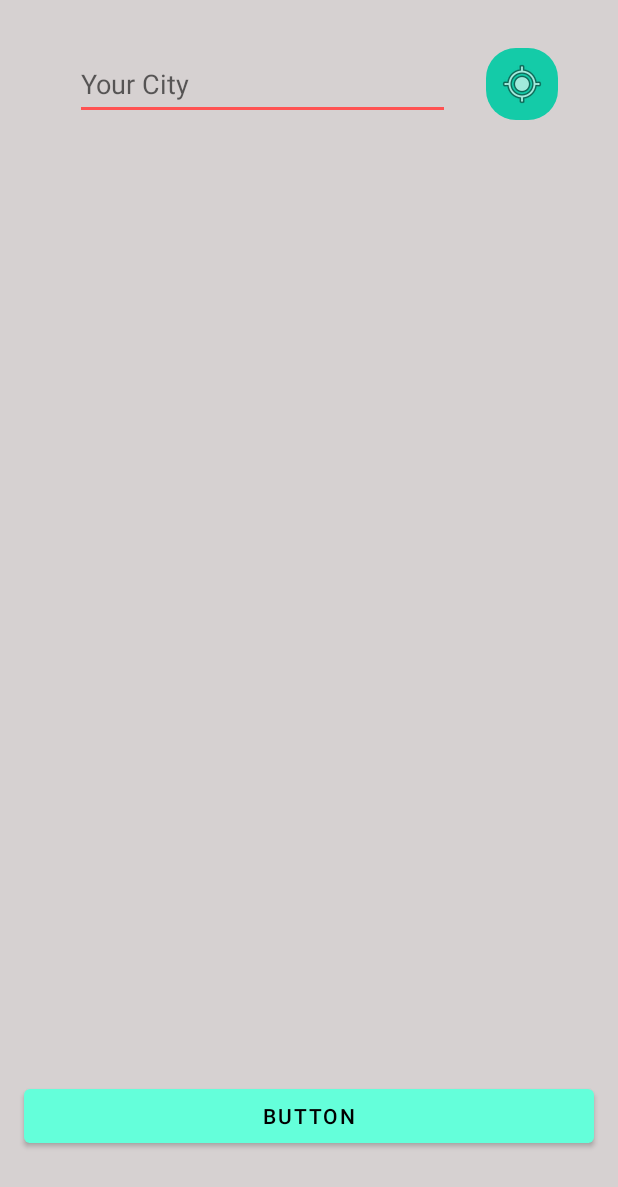
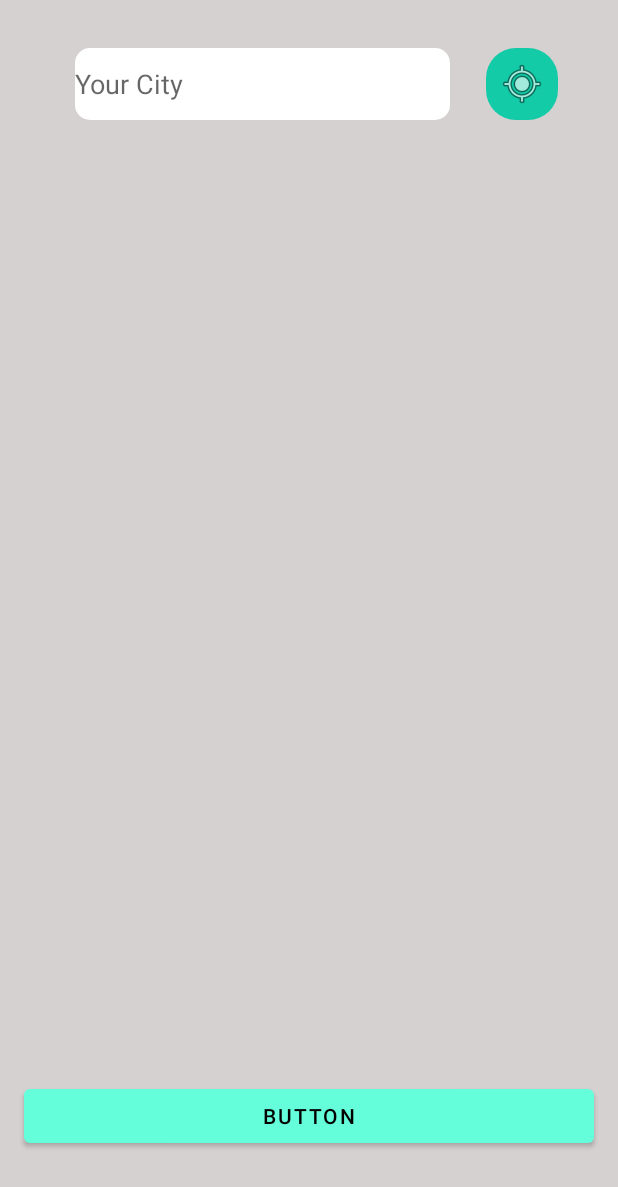
Before and after one commit to Minoro75/DemoWeatherApp, an Android app: the layout fragment_city_selection.xml on its own in the app's theme, with its tools: preview values and no code run, on a phone screen of 412 x 824 dp. Shown: the top 1187 px of the screen. Run offline under Robolectric (Android 15) with nearby library versions, the phone set to English and light mode, and no system bars.

Commit message:
dropdown design fixes

```diff
--- a/app/src/main/res/drawable/shape_rounded_corners_enter_field.xml
+++ b/app/src/main/res/drawable/shape_rounded_corners_enter_field.xml
@@ -1,4 +1,5 @@
 <?xml version="1.0" encoding="utf-8"?>
-<selector xmlns:android="http://schemas.android.com/apk/res/android">
-
-</selector>
+<shape xmlns:android="http://schemas.android.com/apk/res/android">
+    <solid android:color="#FFFFFF" />
+    <corners android:radius="10dp" />
+</shape>
--- a/app/src/main/res/layout/fragment_city_selection.xml
+++ b/app/src/main/res/layout/fragment_city_selection.xml
@@ -14,6 +14,9 @@
         android:layout_height="wrap_content"
         android:layout_marginStart="50dp"
         android:layout_marginTop="32dp"
+        android:background="@drawable/shape_rounded_corners_enter_field"
+        android:dropDownWidth="wrap_content"
+        android:dropDownHeight="wrap_content"
         android:hint="@string/enter_city_hint"
         android:minHeight="48dp"
         app:layout_constraintStart_toStartOf="parent"
```
